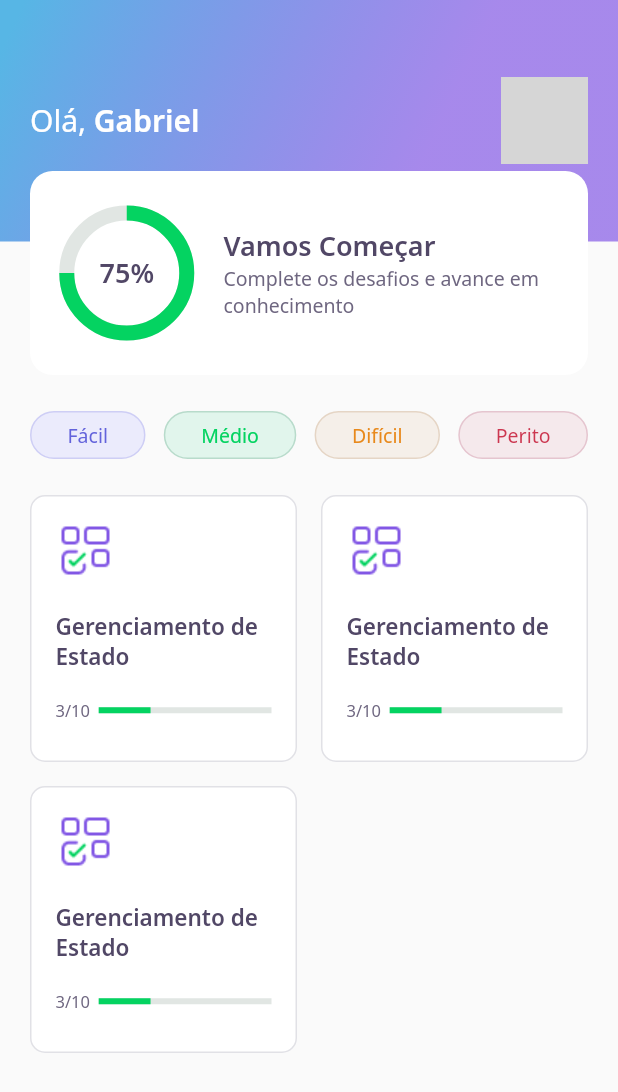
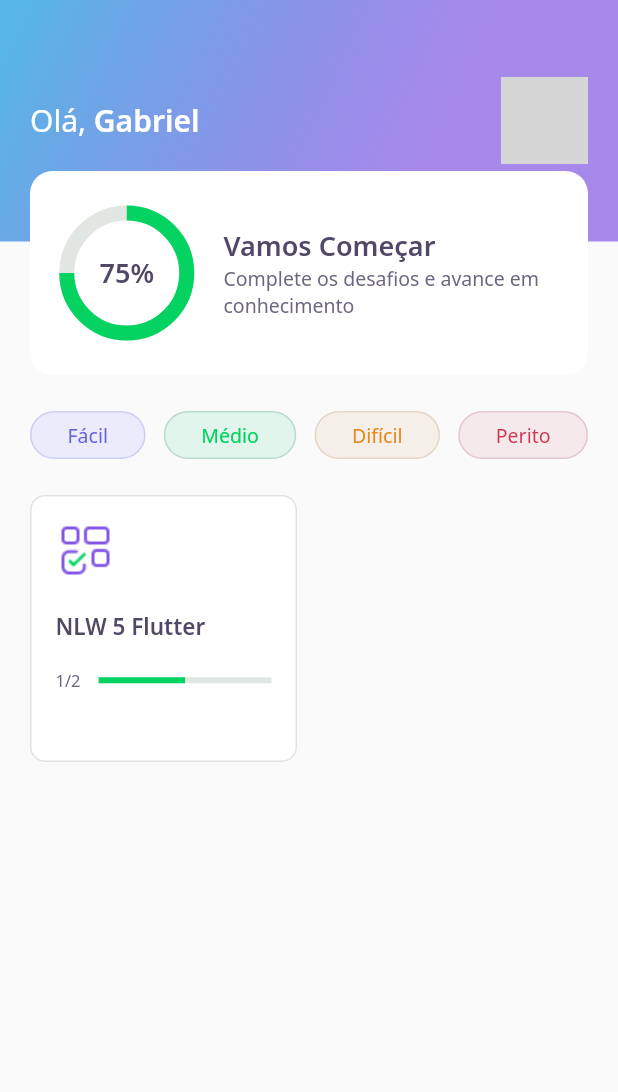
Before and after one commit to gsouza97/NLW5-Flutter, a Flutter app: the HomePage screen opened directly, on a phone screen of 412 x 824 dp. Shown: the top 1092 px of the screen. Run offline on Flutter 3.47's test engine with Material 2 defaults, Android fonts, the phone set to English and light mode, and no system bars; our stand-ins replace google_fonts; accounts and stored records are empty; network calls fail; grey boxes are pictures that could not be loaded.

Commit message:
Homepage: estado da aplicacao, passando os dados de acordo como json

```diff
--- /dev/null
+++ b/assets/database/quizzes.json
@@ -0,0 +1,28 @@
+[
+    {
+    "title": "NLW 5 Flutter",
+    "questionsAnswered": 1,
+    "imagem": "blocks",
+    "level": "facil",
+    "questions": [
+      {
+        "title": "Está curtindo o Flutter?",
+        "answers": [
+          {"title": "Estou curtindo"},
+          {"title": "Amando Flutter"},
+          {"title": "Muito bom"},
+          {"title": "Estou amando", "isRight": true}
+        ]
+      },
+      {
+        "title": "Está curtindo o Flutter?",
+        "answers": [
+          {"title": "Estou curtindo"},
+          {"title": "Amando Flutter"},
+          {"title": "Muito bom"},
+          {"title": "Estou amando", "isRight": true}
+        ]
+      }
+    ]
+    }
+]
--- /dev/null
+++ b/assets/database/user.json
@@ -0,0 +1,5 @@
+{
+    "name": "Gabriel",
+    "score": 100,
+    "photoUrl": "https://avatars.githubusercontent.com/u/76229106?v=4"
+}
--- /dev/null
+++ b/lib/home/home_controller.dart
@@ -0,0 +1,34 @@
+import 'package:DevQuiz/core/app_images.dart';
+import 'package:DevQuiz/home/home_repository.dart';
+import 'package:DevQuiz/home/home_state.dart';
+import 'package:DevQuiz/shared/models/answer_model.dart';
+import 'package:DevQuiz/shared/models/question_model.dart';
+import 'package:DevQuiz/shared/models/quiz_model.dart';
+import 'package:DevQuiz/shared/models/user_model.dart';
+import 'package:flutter/foundation.dart';
+
+class HomeController {
+  //USER
+  //QUIZZES
+
+  final stateNotifier = ValueNotifier<HomeState>(HomeState.empty);
+  set state(HomeState state) => stateNotifier.value = state;
+  HomeState get state => stateNotifier.value;
+
+  UserModel? user;
+  List<QuizModel>? quizzes;
+
+  final repository = HomeRepository();
+
+  void getUser() async {
+    state = HomeState.loading;
+    user = await repository.getUser();
+    state = HomeState.success;
+  }
+
+  void getQuizzes() async {
+    state = HomeState.loading;
+    quizzes = await repository.getQuizzes();
+    state = HomeState.success;
+  }
+}
--- a/lib/home/home_page.dart
+++ b/lib/home/home_page.dart
@@ -1,3 +1,7 @@
+import 'package:DevQuiz/challenge/widgets/quiz/quiz_widget.dart';
+import 'package:DevQuiz/core/app_colors.dart';
+import 'package:DevQuiz/home/home_controller.dart';
+import 'package:DevQuiz/home/home_state.dart';
 import 'package:DevQuiz/home/widgets/app_bar/app_bar_widget.dart';
 import 'package:DevQuiz/home/widgets/level_button/level_button_widget.dart';
 import 'package:DevQuiz/home/widgets/quiz_card/quiz_card_widget.dart';
@@ -9,10 +13,25 @@ class HomePage extends StatefulWidget {
 }
 
 class _HomePageState extends State<HomePage> {
+  final controller = HomeController();
+
+  @override
+  void initState() {
+    super.initState();
+    controller.getUser();
+    controller.getQuizzes();
+    controller.stateNotifier.addListener(() {
+      setState(() {});
+    });
+  }
+
   @override
   Widget build(BuildContext context) {
+    if (controller.state == HomeState.success) {
       return Scaffold(
-      appBar: AppBarWidget(),
+        appBar: AppBarWidget(
+          user: controller.user!,
+        ),
         body: Padding(
           padding: const EdgeInsets.symmetric(horizontal: 20),
           child: Column(
@@ -33,16 +52,30 @@ class _HomePageState extends State<HomePage> {
                   crossAxisCount: 2,
                   crossAxisSpacing: 16,
                   mainAxisSpacing: 16,
-                children: [
-                  QuizCardWidget(),
-                  QuizCardWidget(),
-                  QuizCardWidget(),
-                ],
+                  children: controller.quizzes!
+                      .map(
+                        (e) => QuizCardWidget(
+                          title: e.title,
+                          completed:
+                              "${e.questionsAnswered}/${e.questions.length}",
+                          percent: e.questionsAnswered / e.questions.length,
+                        ),
+                      )
+                      .toList(),
                 ),
               )
             ],
           ),
         ),
       );
+    } else {
+      return Scaffold(
+        body: Center(
+          child: CircularProgressIndicator(
+            valueColor: AlwaysStoppedAnimation<Color>(AppColors.darkGreen),
+          ),
+        ),
+      );
     }
   }
+}
--- /dev/null
+++ b/lib/home/home_state.dart
@@ -0,0 +1,3 @@
+enum HomeState{
+  success, loading, error, empty
+}
--- a/lib/home/widgets/app_bar/app_bar_widget.dart
+++ b/lib/home/widgets/app_bar/app_bar_widget.dart
@@ -1,10 +1,13 @@
 import 'package:DevQuiz/core/app_gradients.dart';
 import 'package:DevQuiz/core/app_text_styles.dart';
 import 'package:DevQuiz/home/widgets/score_card/score_card_widget.dart';
+import 'package:DevQuiz/shared/models/user_model.dart';
 import 'package:flutter/material.dart';
 
 class AppBarWidget extends PreferredSize {
-  AppBarWidget()
+  final UserModel user;
+
+  AppBarWidget({required this.user})
       : super(
           preferredSize: Size.fromHeight(250),
           child: Container(
@@ -25,7 +28,7 @@ class AppBarWidget extends PreferredSize {
                           style: AppTextStyles.title,
                           children: [
                             TextSpan(
-                              text: 'Gabriel',
+                              text: user.name,
                               style: AppTextStyles.titleBold,
                             )
                           ],
@@ -38,7 +41,7 @@ class AppBarWidget extends PreferredSize {
                           borderRadius: BorderRadius.circular(10),
                           image: DecorationImage(
                             image: NetworkImage(
-                              'https://avatars.githubusercontent.com/u/76229106?v=4',
+                              user.photoUrl,
                             ),
                           ),
                         ),
--- a/lib/home/widgets/quiz_card/quiz_card_widget.dart
+++ b/lib/home/widgets/quiz_card/quiz_card_widget.dart
@@ -5,6 +5,13 @@ import 'package:DevQuiz/shared/widgets/progress_indicator/progress_indicator_wid
 import 'package:flutter/material.dart';
 
 class QuizCardWidget extends StatelessWidget {
+  final String title;
+  final String completed;
+  final double percent;
+
+
+  QuizCardWidget({required this.title, required this.completed, required this.percent});
+
   @override
   Widget build(BuildContext context) {
     return Container(
@@ -24,7 +31,7 @@ class QuizCardWidget extends StatelessWidget {
           ),
           SizedBox(height: 20),
           Text(
-            'Gerenciamento de Estado',
+            title,
             style: AppTextStyles.heading15,
           ),
           SizedBox(height: 19),
@@ -33,13 +40,13 @@ class QuizCardWidget extends StatelessWidget {
               Expanded(
                 flex: 1,
                 child: Text(
-                  '3/10',
+                  completed,
                   style: AppTextStyles.body11,
                 ),
               ),
               Expanded(
                 flex: 4,
-                child: ProgressIndicatorWidget(value: 0.3),
+                child: ProgressIndicatorWidget(value: percent),
               )
             ],
           )
--- a/lib/main.dart
+++ b/lib/main.dart
@@ -25,7 +25,7 @@ class MyApp extends StatelessWidget {
         // is not restarted.
         primarySwatch: Colors.blue,
       ),
-      home: ChallengePage(),
+      home: HomePage(),
     );
   }
 }
--- /dev/null
+++ b/lib/shared/models/quiz_model.dart
@@ -0,0 +1,65 @@
+import 'dart:convert';
+
+import 'package:DevQuiz/shared/models/question_model.dart';
+
+enum Level { facil, medio, dificil, perito }
+
+extension LevelStringExt on String {
+  Level get parse => {
+        'facil': Level.facil,
+        'medio': Level.medio,
+        'dificil': Level.dificil,
+        'perito': Level.perito
+      }[this]!;
+}
+
+extension LevelExt on Level {
+  String get parse => {
+        Level.facil: 'facil',
+        Level.medio: 'medio',
+        Level.dificil: 'dificil',
+        Level.perito: 'perito',
+      }[this]!;
+}
+
+class QuizModel {
+  final String title;
+  final List<QuestionModel> questions;
+  final int questionsAnswered;
+  final String imagem;
+  final Level level;
+
+  QuizModel({
+    required this.title,
+    required this.questions,
+    this.questionsAnswered = 0,
+    required this.imagem,
+    required this.level,
+  });
+
+  Map<String, dynamic> toMap() {
+    return {
+      'title': title,
+      'questions': questions.map((x) => x.toMap()).toList(),
+      'questionsAnswered': questionsAnswered,
+      'imagem': imagem,
+      'level': level.parse,
+    };
+  }
+
+  factory QuizModel.fromMap(Map<String, dynamic> map) {
+    return QuizModel(
+      title: map['title'],
+      questions: List<QuestionModel>.from(
+          map['questions']?.map((x) => QuestionModel.fromMap(x))),
+      questionsAnswered: map['questionsAnswered'],
+      imagem: map['imagem'],
+      level: map['level'].toString().parse,
+    );
+  }
+
+  String toJson() => json.encode(toMap());
+
+  factory QuizModel.fromJson(String source) =>
+      QuizModel.fromMap(json.decode(source));
+}
--- /dev/null
+++ b/lib/shared/models/user_model.dart
@@ -0,0 +1,30 @@
+import 'dart:convert';
+
+class UserModel {
+  final String name;
+  final String photoUrl;
+  final int score;
+
+  UserModel({required this.name, required this.photoUrl, this.score = 0});
+
+  Map<String, dynamic> toMap() {
+    return {
+      'name': name,
+      'photoUrl': photoUrl,
+      'score': score,
+    };
+  }
+
+  factory UserModel.fromMap(Map<String, dynamic> map) {
+    return UserModel(
+      name: map['name'],
+      photoUrl: map['photoUrl'],
+      score: map['score'],
+    );
+  }
+
+  String toJson() => json.encode(toMap());
+
+  factory UserModel.fromJson(String source) =>
+      UserModel.fromMap(json.decode(source));
+}
--- a/pubspec.yaml
+++ b/pubspec.yaml
@@ -18,5 +18,6 @@ dev_dependencies:
 flutter:
   assets:
     - assets/images/
+    - assets/database/
 
   uses-material-design: true
```
Also changed, not shown: lib/home/home_repository.dart (added, +20 -0 lines), lib/shared/models/answer_model.dart (added, +29 -0 lines), lib/shared/models/question_model.dart (added, +31 -0 lines). Lines whose indentation alone changed are shown as unchanged.
